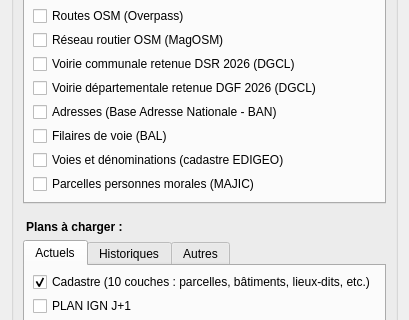
Before: the Qt Designer form voirie_communale_dialog_base.ui in Cliath/voirie_communale, drawn with Qt 5; both pictures show x 0 to 409 and y 242 to 562 of the 409 by 791 pixel window.
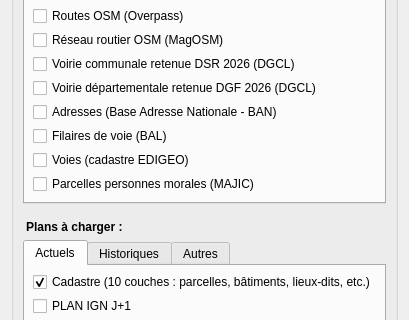
After: the same form once the commit is applied.

Diff of the .ui file:
```diff
--- a/voirie_communale_dialog_base.ui
+++ b/voirie_communale_dialog_base.ui
@@ -183,7 +183,7 @@
           <item>
            <widget class="QCheckBox" name="chkEdigeoVoies">
             <property name="text">
-             <string>Voies et dénominations (cadastre EDIGEO)</string>
+             <string>Voies (cadastre EDIGEO)</string>
             </property>
             <property name="toolTip">
              <string>Charge les voies et points de dénomination du plan cadastral vecteur (toutes sections), avec le nom complet reconstitué&#10;Licence Ouverte 2.0 (Etalab) — © DGFiP</string>
```
Left out of the diff: 2 changed lines with no effect on the pictures.
